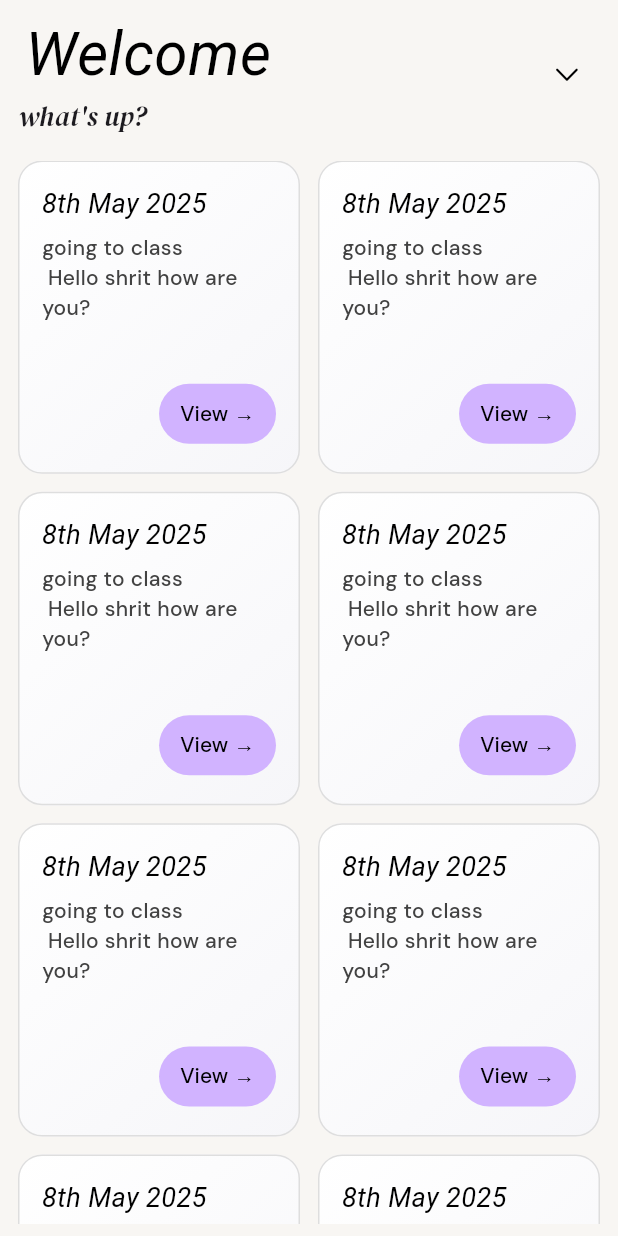
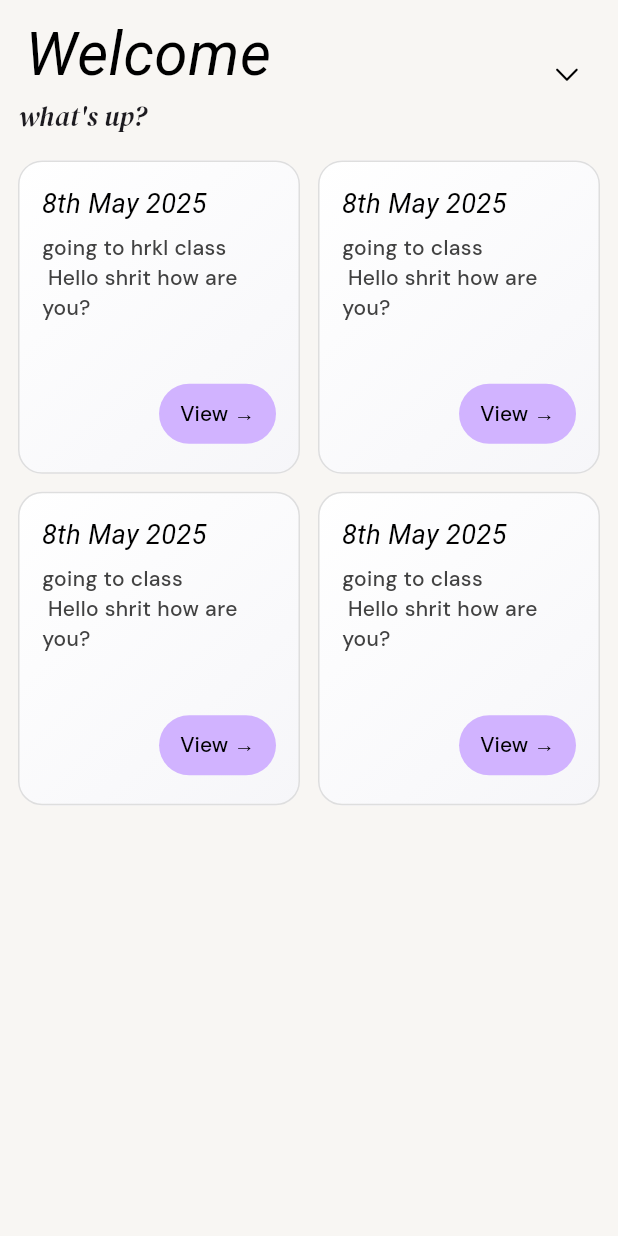
Before and after one commit to Shrit1401/Daydream, a Flutter app: the screen it shows once a user with an empty profile is signed in, on a phone screen of 412 x 824 dp. Run offline on Flutter 3.47's test engine with Material 3 defaults, Android fonts, the light colour scheme and no system bars; our stand-ins replace firebase_auth, firebase_core, google_fonts; missing offline and left inert: flutter_quill; accounts and stored records are empty.

Commit message:
little more features

```diff
--- a/lib/components/home/note_card.dart
+++ b/lib/components/home/note_card.dart
@@ -1,18 +1,13 @@
+import 'package:daydream/utils/routes.dart';
+import 'package:daydream/utils/types.dart';
 import 'package:flutter/material.dart';
 import 'package:google_fonts/google_fonts.dart';
 import 'package:daydream/components/instrument_text.dart';
 
 class NoteCard extends StatelessWidget {
-  final String date;
-  final String note;
-  final VoidCallback? onView;
+  final Note note;
 
-  const NoteCard({
-    super.key,
-    required this.date,
-    required this.note,
-    this.onView,
-  });
+  const NoteCard({super.key, required this.note});
 
   @override
   Widget build(BuildContext context) {
@@ -40,10 +35,10 @@ class NoteCard extends StatelessWidget {
                 crossAxisAlignment: CrossAxisAlignment.start,
                 mainAxisSize: MainAxisSize.max,
                 children: [
-                  InstrumentText(date, fontSize: 18),
+                  InstrumentText(note.date, fontSize: 18),
                   const SizedBox(height: 6),
                   Text(
-                    note,
+                    note.plainContent,
                     style: GoogleFonts.dmSans(
                       fontSize: 14,
                       fontWeight: FontWeight.w500,
@@ -71,7 +66,9 @@ class NoteCard extends StatelessWidget {
                   ),
                   elevation: 0,
                 ),
-                onPressed: onView ?? () {},
+                onPressed: () {
+                  Navigator.pushNamed(context, DreamRoutes.noteRoute);
+                },
                 child: Text(
                   'View →',
                   style: GoogleFonts.dmSans(
--- a/lib/pages/home/home.dart
+++ b/lib/pages/home/home.dart
@@ -1,10 +1,48 @@
 import 'package:daydream/components/instrument_text.dart';
 import 'package:daydream/components/home/note_card.dart';
+import 'package:daydream/utils/types.dart';
 import 'package:flutter/material.dart';
 import 'package:google_fonts/google_fonts.dart';
 import 'package:flutter/cupertino.dart';
 import 'package:firebase_auth/firebase_auth.dart';
-import 'package:daydream/utils/routes.dart';
+
+final List<Note> notes = [
+  Note(
+    date: '8th May 2025',
+    plainContent: 'going to hrkl class \n Hello shrit how are you?',
+    content: {},
+    id: '1',
+    isGenerated: false,
+    note: 'going to class \n Hello shrit how are you?',
+  ),
+  Note(
+    date: '8th May 2025',
+    plainContent: 'going to class \n Hello shrit how are you?',
+    content: {},
+
+    id: '2',
+    isGenerated: false,
+    note: 'going to class \n Hello shrit how are you?',
+  ),
+  Note(
+    date: '8th May 2025',
+    plainContent: 'going to class \n Hello shrit how are you?',
+    content: {},
+
+    id: '3',
+    isGenerated: false,
+    note: 'going to class \n Hello shrit how are you?',
+  ),
+  Note(
+    date: '8th May 2025',
+    plainContent: 'going to class \n Hello shrit how are you?',
+    content: {},
+
+    id: '4',
+    isGenerated: false,
+    note: 'going to class \n Hello shrit how are you?',
+  ),
+];
 
 class HomePage extends StatelessWidget {
   const HomePage({super.key});
@@ -13,13 +51,6 @@ class HomePage extends StatelessWidget {
   Widget build(BuildContext context) {
     final User? user = FirebaseAuth.instance.currentUser;
     final String userName = user?.displayName ?? 'Storyteller';
-    final List<Map<String, String>> cards = List.generate(
-      8,
-      (index) => {
-        'date': '8th May 2025',
-        'note': 'going to class \n Hello shrit how are you?',
-      },
-    );
 
     Future<void> showPrivacyDialog(BuildContext context) async {
       await showCupertinoDialog(
@@ -141,16 +172,10 @@ class HomePage extends StatelessWidget {
                     mainAxisSpacing: 12,
                     childAspectRatio: 0.9,
                   ),
-                  itemCount: cards.length,
+                  itemCount: notes.length,
                   itemBuilder: (context, index) {
-                    final card = cards[index];
-                    return NoteCard(
-                      date: card['date']!,
-                      note: card['note']!,
-                      onView: () {
-                        Navigator.pushNamed(context, DreamRoutes.noteRoute);
-                      },
-                    );
+                    final note = notes[index];
+                    return NoteCard(note: note);
                   },
                 ),
               ),
--- a/lib/utils/types.dart
+++ b/lib/utils/types.dart
@@ -1,21 +1,20 @@
-import 'package:flutter_quill/quill_delta.dart';
-
 class Note {
   final String date;
-  final Delta content;
+  final Map<dynamic, dynamic> content;
   final String plainContent;
   final String id;
-  final bool isGenerate;
+  final bool isGenerated;
   const Note({
     required this.date,
     required this.content,
     required this.plainContent,
     required this.id,
-    required this.isGenerate,
+    required this.isGenerated,
+    required String note,
   });
 }
 
-class User {
+class UserType {
   final String name;
   final String email;
   final String uid;
@@ -23,7 +22,7 @@ class User {
   final DateTime createdAt;
   final DateTime updatedAt;
 
-  const User({
+  const UserType({
     required this.name,
     required this.email,
     required this.uid,
```
Also changed, not shown: 1 other file.
